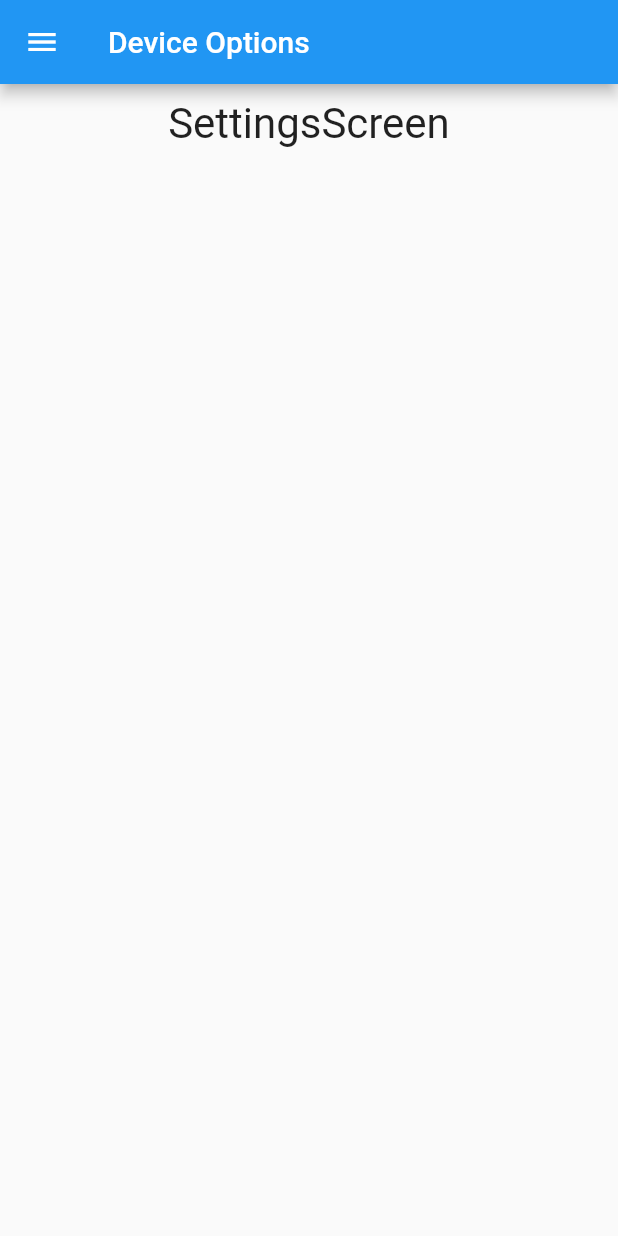
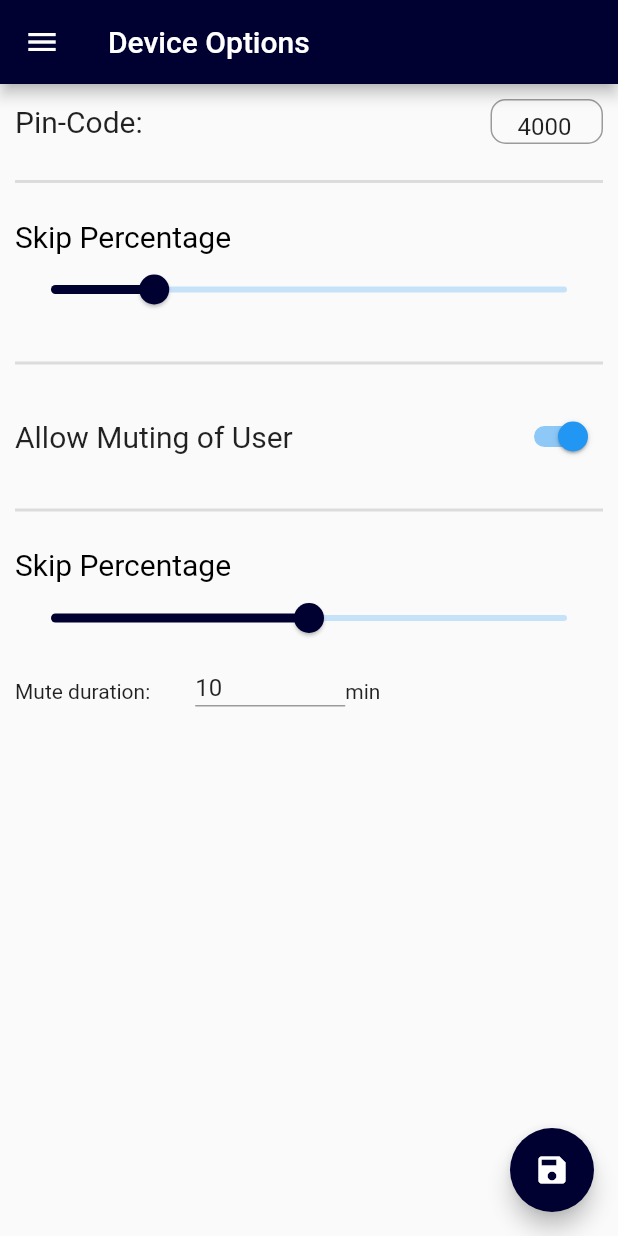
Before and after one commit to ClemensWon/RaspPlayer, a Flutter app: the DeviceOptionsScreen screen opened by its route, on a phone screen of 412 x 824 dp. Run offline on Flutter 3.47's test engine with Material 2 defaults, Android fonts, the phone set to English and light mode, and no system bars.

Commit message:
implemented DeviceOptionScreen UI, added ThemeData, changed Color from Menu Drawer, updated Flutter version

```diff
--- a/raspplayer_app/lib/Components/NavigationDrawer.dart
+++ b/raspplayer_app/lib/Components/NavigationDrawer.dart
@@ -15,7 +15,7 @@ class NavigationDrawer extends StatelessWidget {
           children: <Widget>[
             DrawerHeader(
               decoration: BoxDecoration(
-                color: Colors.blue,
+                color: Color.fromRGBO(0, 1, 49, 1),
               ),
               child: Text(
                 'RaspPlayer',
--- a/raspplayer_app/lib/Screens/DeviceOptionsScreen.dart
+++ b/raspplayer_app/lib/Screens/DeviceOptionsScreen.dart
@@ -9,6 +9,11 @@ State<StatefulWidget> createState() => DeviceOptionsScreenState();
 }
 
 class DeviceOptionsScreenState extends State<DeviceOptionsScreen> {
+
+  double _currentSliderValue = 20;
+  bool _allowMuting = true;
+  double _mutingPercentage = 50;
+
   @override
   Widget build(BuildContext context) {
     // TODO: implement build
@@ -20,11 +25,144 @@ class DeviceOptionsScreenState extends State<DeviceOptionsScreen> {
       body: Container(
         width: double.infinity,
         margin:EdgeInsets.all(10),
-        child: Text(
-          'SettingsScreen',
-          style: TextStyle(fontSize: 28),
-          textAlign: TextAlign.center,
+        child: Column(
+          mainAxisAlignment: MainAxisAlignment.start,
+          children: [
+            Row(
+              mainAxisAlignment: MainAxisAlignment.spaceBetween,
+              children: [
+                Text(
+                  "Pin-Code:",
+                  style: TextStyle(
+                    fontSize: 20
+                  ),
+                ),
+                SizedBox.fromSize(
+                  size: Size(75,30),
+                  child: TextFormField(
+                    initialValue: '4000',
+                    textAlign: TextAlign.center,
+                    keyboardType: TextInputType.number,
+                    decoration: InputDecoration(
+                      focusColor: Color.fromRGBO(0, 1, 49, 1),
+                      border: OutlineInputBorder(
+                        borderRadius: BorderRadius.all(Radius.circular(10)),
+                      ),
+                    ),
+                  ),
+                ),
+              ],
+            ),
+            Divider(
+              thickness: 2,
+              height: 50,
+            ),
+            Align(
+              child: Text(
+                'Skip Percentage',
+                textAlign: TextAlign.left,
+                style: TextStyle(
+                  color: Colors.black,
+                  fontSize: 20,
+                ),
+              ),
+              alignment: Alignment.centerLeft,
+            ),
+            Slider(
+              min: 0,
+              max: 100,
+              label: _currentSliderValue.toString(),
+              value: _currentSliderValue,
+              onChanged: (double value) {
+                setState(() {
+                  _currentSliderValue = value;
+                });
+              },
+            ),
+            Divider(
+              thickness: 2,
+              height: 50,
+            ),
+            Row(
+              mainAxisAlignment: MainAxisAlignment.spaceBetween,
+              children: [
+                Text(
+                  "Allow Muting of User",
+                  style: TextStyle(
+                      fontSize: 20
+                  ),
+                ),
+                SizedBox(width: 20,),
+                Switch(value: _allowMuting, onChanged: (bool value) {
+                  setState(() {
+                    _allowMuting = value;
+                  });
+                }),
+              ],
+            ),
+            if (_allowMuting) Divider(
+              thickness: 2,
+              height: 50,
+            ),
+            if (_allowMuting) Align(
+              child: Text(
+                'Skip Percentage',
+                textAlign: TextAlign.left,
+                style: TextStyle(
+                  color: Colors.black,
+                  fontSize: 20,
+                ),
+              ),
+              alignment: Alignment.centerLeft,
+            ),
+            if (_allowMuting) Slider(
+                value: _mutingPercentage,
+                min:0,
+                max:100,
+                onChanged: (double value) {
+                  setState(() {
+                    _mutingPercentage = value;
+                  });
+                }
+            ),
+            if (_allowMuting) SizedBox(height: 15),
+            if (_allowMuting) Row(
+              children: [
+                Text(
+                  "Mute duration:",
+                ),
+                SizedBox(width: 30),
+                SizedBox.fromSize(
+                    child: TextFormField(
+                      keyboardType: TextInputType.number, initialValue: '10',),
+                    size: Size(100,20)
+                ),
+                Text(
+                  "min",
+                ),
+              ],
+            ),
+          ],
         ),
+      ),
+      floatingActionButton: FloatingActionButton(
+        backgroundColor: Color.fromRGBO(0, 1, 49, 1),
+        child: Icon(
+          Icons.save
+        ),
+        onPressed: () {
+          ScaffoldMessenger.of(context).showSnackBar(
+            SnackBar(
+              content: const Text('Saved to Server'),
+              action: SnackBarAction(
+                label: 'Ok',
+                onPressed: () {
+                  // Code to execute.
+                },
+              ),
+            ),
+          );
+        },
       ),
     );
   }
--- a/raspplayer_app/lib/main.dart
+++ b/raspplayer_app/lib/main.dart
@@ -20,7 +20,13 @@ class MyApp extends StatelessWidget {
     return MaterialApp(
       title: 'RaspPlayer',
       theme: ThemeData(
-        primarySwatch: Colors.blue,
+        primaryColor: Color.fromRGBO(0, 1, 49, 1),
+        accentColor: Colors.blue,
+        sliderTheme: SliderThemeData(
+          activeTrackColor: Color.fromRGBO(0, 1, 49, 1),
+          thumbColor: Color.fromRGBO(0, 1, 49, 1)
+        ),
+        backgroundColor: Color.fromRGBO(218, 218, 218, 1),
         visualDensity: VisualDensity.adaptivePlatformDensity,
       ),
       home: MainScreen(),
```
Also changed, not shown: raspplayer_app/pubspec.lock.
